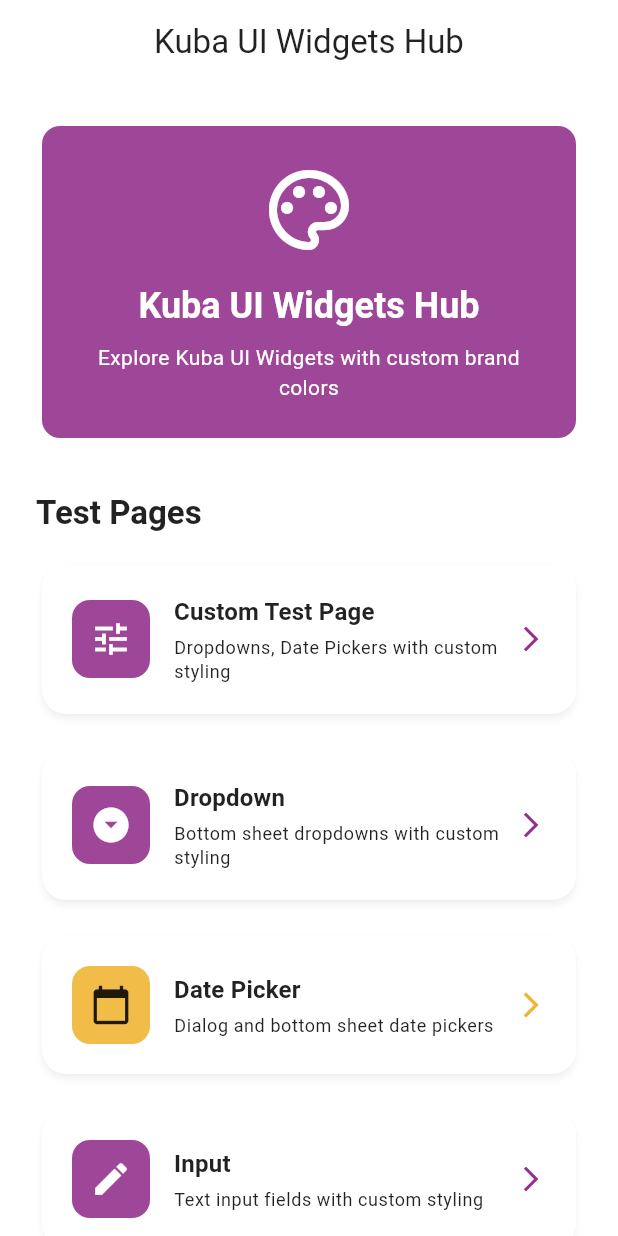
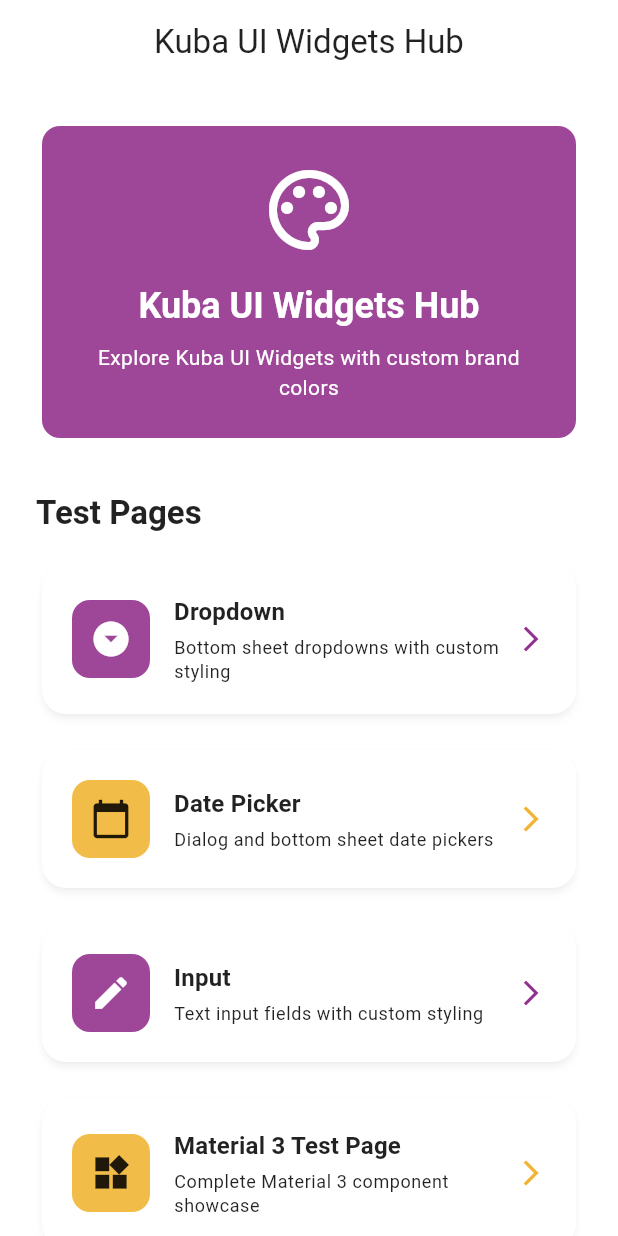
Before and after one commit to EugeneHolodov/kuba_ui_hub, a Flutter app: the screen it shows after launch, on a phone screen of 412 x 824 dp. Run offline on Flutter 3.47's test engine with Material 3 defaults, Android fonts, the light colour scheme and no system bars.

Commit message:
remove: custom test page

```diff
--- a/lib/home_page.dart
+++ b/lib/home_page.dart
@@ -1,5 +1,4 @@
 import 'package:flutter/material.dart';
-import 'test_page_custom.dart';
 import 'material3_test_page.dart';
 import 'ui/dropdown_page.dart';
 import 'ui/date_picker_page.dart';
@@ -64,70 +63,6 @@ class HomePage extends StatelessWidget {
               style: Theme.of(
                 context,
               ).textTheme.titleLarge?.copyWith(fontWeight: FontWeight.bold),
-            ),
-            const SizedBox(height: 16),
-
-            // Custom Test Page Card
-            Card(
-              elevation: 2,
-              shape: RoundedRectangleBorder(
-                borderRadius: BorderRadius.circular(16),
-              ),
-              child: InkWell(
-                onTap: () {
-                  Navigator.push(
-                    context,
-                    MaterialPageRoute(
-                      builder: (context) => const TestPageCustom(),
-                    ),
-                  );
-                },
-                borderRadius: BorderRadius.circular(16),
-                child: Padding(
-                  padding: const EdgeInsets.all(20.0),
-                  child: Row(
-                    children: [
-                      Container(
-                        padding: const EdgeInsets.all(12),
-                        decoration: BoxDecoration(
-                          color: Theme.of(context).colorScheme.primaryContainer,
-                          borderRadius: BorderRadius.circular(12),
-                        ),
-                        child: Icon(
-                          Icons.tune,
-                          color: Theme.of(
-                            context,
-                          ).colorScheme.onPrimaryContainer,
-                          size: 28,
-                        ),
-                      ),
-                      const SizedBox(width: 16),
-                      Expanded(
-                        child: Column(
-                          crossAxisAlignment: CrossAxisAlignment.start,
-                          children: [
-                            Text(
-                              'Custom Test Page',
-                              style: Theme.of(context).textTheme.titleMedium
-                                  ?.copyWith(fontWeight: FontWeight.bold),
-                            ),
-                            const SizedBox(height: 4),
-                            Text(
-                              'Dropdowns, Date Pickers with custom styling',
-                              style: Theme.of(context).textTheme.bodySmall,
-                            ),
-                          ],
-                        ),
-                      ),
-                      Icon(
-                        Icons.arrow_forward_ios,
-                        color: Theme.of(context).colorScheme.primary,
-                        size: 20,
-                      ),
-                    ],
-                  ),
-                ),
-              ),
             ),
             const SizedBox(height: 16),
 
```
Also changed, not shown: lib/test_page_custom.dart (deleted, +0 -77 lines).
